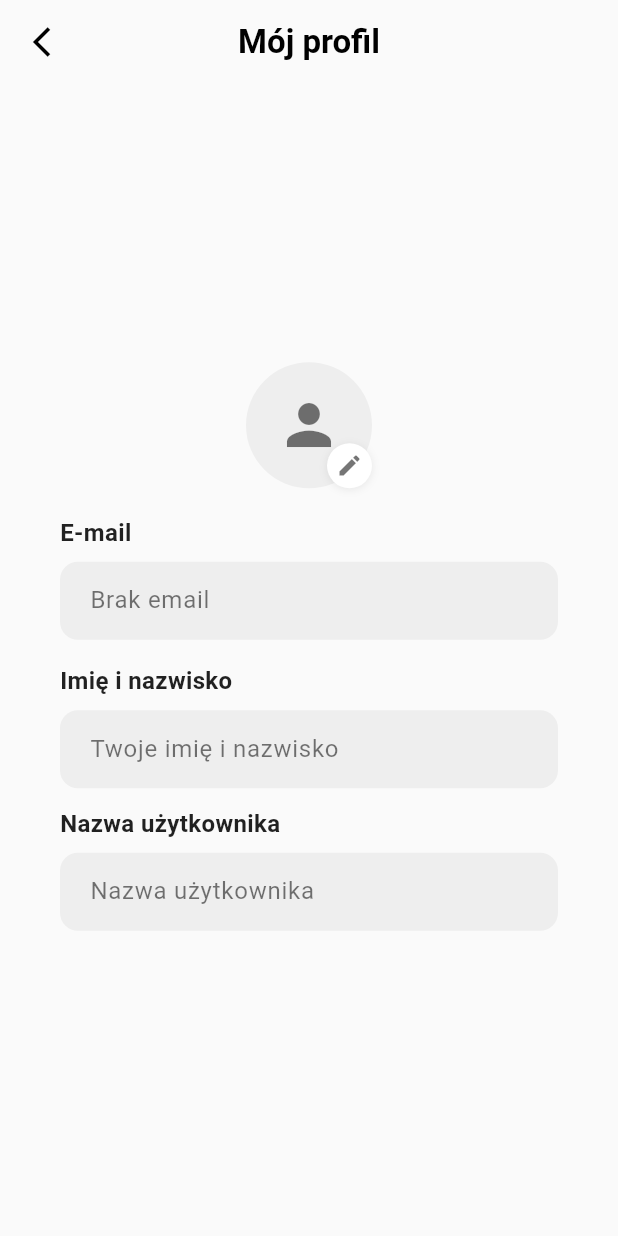
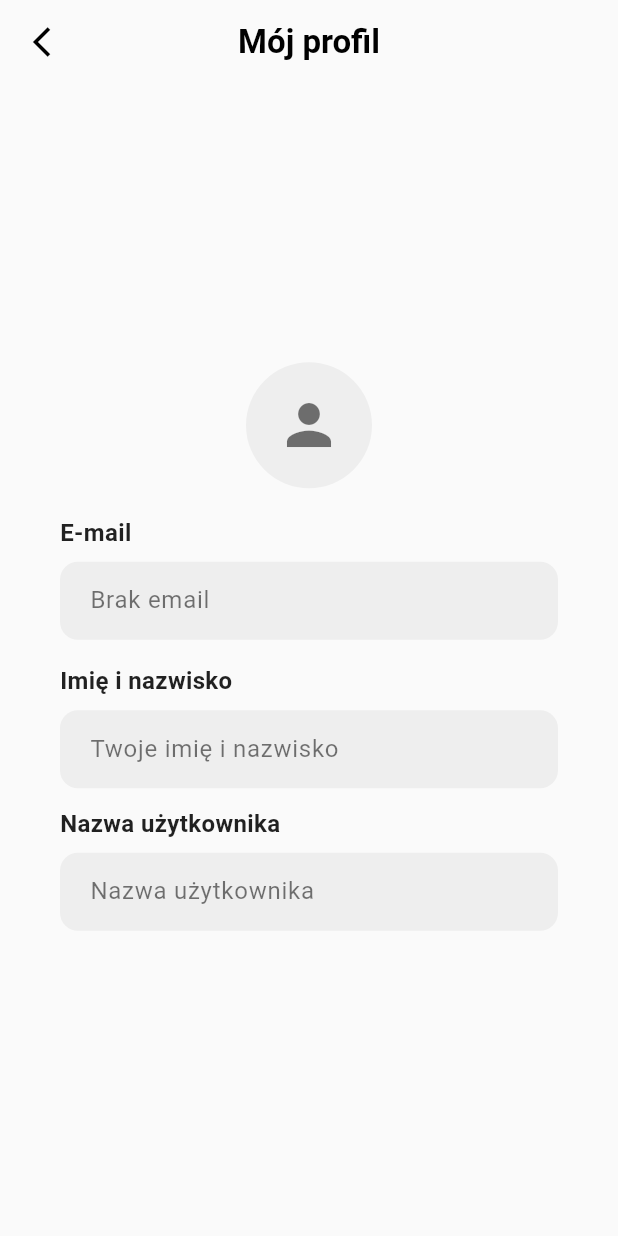
Before and after one commit to michalpawlyna/flutter_map_app, a Flutter app: the ProfileScreen screen opened directly, on a phone screen of 412 x 824 dp. Run offline on Flutter 3.47's test engine with Material 3 defaults, Android fonts, the phone set to English and light mode, and no system bars; our stand-ins replace cloud_firestore, firebase_auth, firebase_core, flutter_dotenv, flutter_map, flutter_tts and 5 more; missing offline and left inert: flutter_map_animations, flutter_map_marker_cluster; accounts and stored records are empty; generated files the repository leaves out were written again.

Commit message:
avatar profile screen

```diff
--- a/lib/screens/profile_screen.dart
+++ b/lib/screens/profile_screen.dart
@@ -1,4 +1,3 @@
-// profile_screen.dart
 import 'package:flutter/material.dart';
 import 'package:firebase_auth/firebase_auth.dart';
 import 'package:cloud_firestore/cloud_firestore.dart';
@@ -306,51 +305,13 @@ class _ProfileScreenState extends State<ProfileScreen>
             crossAxisAlignment: CrossAxisAlignment.start,
             children: [
               Center(
-                child: Stack(
-                  children: [
-                    CircleAvatar(
-                      radius: 42,
-                      backgroundColor: Colors.grey[200],
-                      child: const Icon(Icons.person, size: 44, color: Colors.black54),
-                    ),
-                    Positioned(
-                      right: 0,
-                      bottom: 0,
-                      child: InkWell(
-                        onTap: () {
-                          toastification.show(
-                            context: context,
-                            title: const Text('Zmienianie avatara - funkcja w przygotowaniu.'),
-                            style: ToastificationStyle.flat,
-                            type: ToastificationType.info,
-                            autoCloseDuration: const Duration(seconds: 3),
-                            alignment: Alignment.bottomCenter,
-                            margin: const EdgeInsets.fromLTRB(12, 0, 12, 24),
-                          );
-                        },
-                        borderRadius: BorderRadius.circular(20),
-                        child: Container(
-                          padding: const EdgeInsets.all(6),
-                          decoration: BoxDecoration(
-                            color: Colors.white,
-                            shape: BoxShape.circle,
-                            boxShadow: [
-                              BoxShadow(
-                                color: Colors.black.withOpacity(0.08),
-                                blurRadius: 4,
-                                offset: const Offset(0, 1),
-                              ),
-                            ],
-                          ),
-                          child: const Icon(
-                            Icons.edit,
-                            size: 18,
-                            color: Colors.black54,
-                          ),
-                        ),
-                      ),
-                    ),
-                  ],
+                child: CircleAvatar(
+                  radius: 42,
+                  backgroundColor: Colors.grey[200],
+                  backgroundImage: user.photoURL != null ? NetworkImage(user.photoURL!) : null,
+                  child: user.photoURL == null
+                      ? const Icon(Icons.person, size: 44, color: Colors.black54)
+                      : null,
                 ),
               ),
               const SizedBox(height: 18),
```
